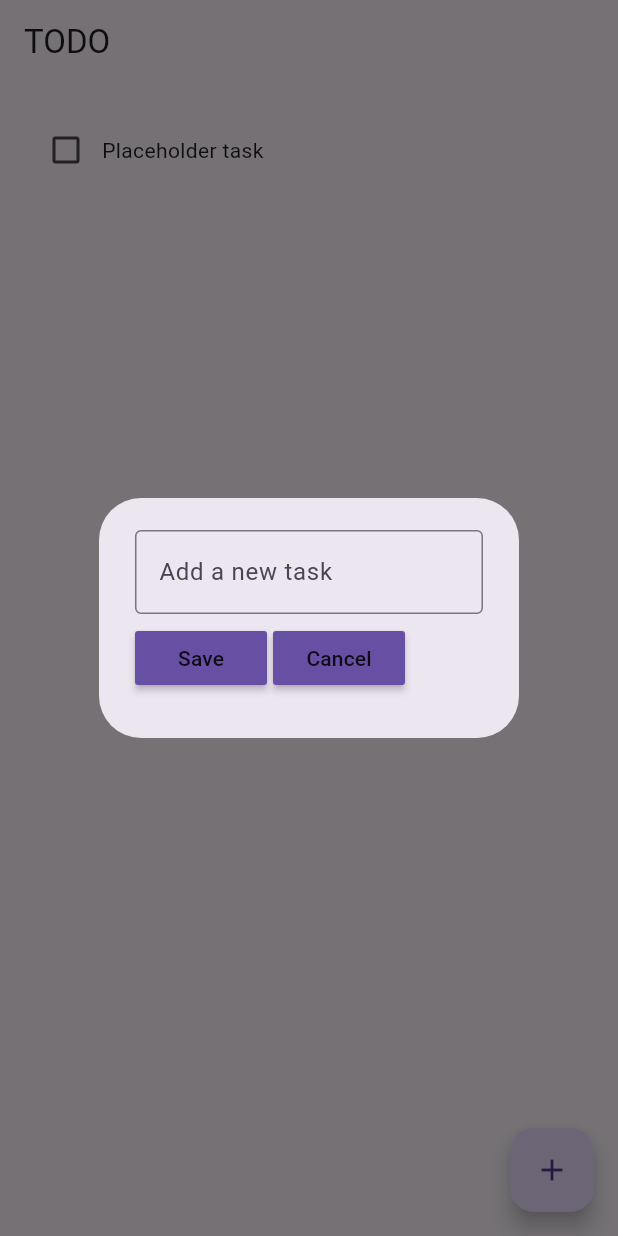
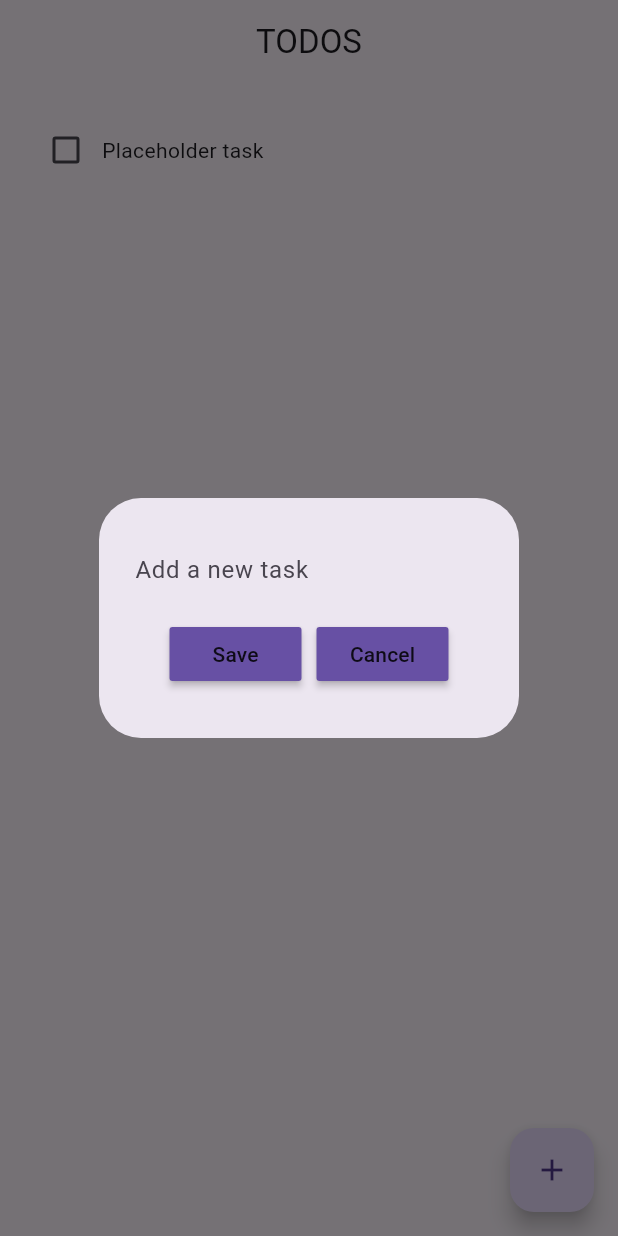
Before and after one commit to MateusSartorio/todo-app, a Flutter app: the screen it shows after launch, after a tap on the "add" icon, on a phone screen of 412 x 824 dp. Run offline on Flutter 3.47's test engine with Material 3 defaults, Android fonts, the phone set to English and light mode, and no system bars; drawn by our look-alikes of flutter_slidable; our stand-ins replace hive, hive_flutter; accounts and stored records are empty.

Commit message:
tweaked appBar and create new task dialog styles

```diff
--- a/lib/main.dart
+++ b/lib/main.dart
@@ -18,7 +18,7 @@ class MyApp extends StatelessWidget {
   @override
   Widget build(BuildContext context) {
     return MaterialApp(
-      title: 'Flutter Demo',
+      title: 'Todo App',
       home: const HomePage(),
       theme: ThemeData.light(),
       darkTheme: ThemeData.dark(),
--- a/lib/pages/home_page.dart
+++ b/lib/pages/home_page.dart
@@ -71,7 +71,7 @@ class _HomePageState extends State<HomePage> {
   @override
   Widget build(BuildContext context) {
     return Scaffold(
-      appBar: AppBar(title: const Text("TODO")),
+      appBar: AppBar(title: const Text("TODOS"), centerTitle: true),
       floatingActionButton: FloatingActionButton(
         onPressed: createNewTask,
         child: const Icon(Icons.add),
--- a/lib/tiles/create_task_dialog_box.dart
+++ b/lib/tiles/create_task_dialog_box.dart
@@ -25,12 +25,15 @@ class CreateTaskDialogBox extends StatelessWidget {
             TextField(
               controller: controller,
               decoration: const InputDecoration(
-                  border: OutlineInputBorder(), hintText: "Add a new task"),
+                  border: InputBorder.none, hintText: "Add a new task"),
             ),
             Row(
+              mainAxisAlignment: MainAxisAlignment.center,
               children: [
                 MyButton(text: "Save", onPressed: onSave),
-                const SizedBox(width: 4),
+                SizedBox(
+                  width: 10,
+                ),
                 MyButton(text: "Cancel", onPressed: onCancel)
               ],
             )
```
